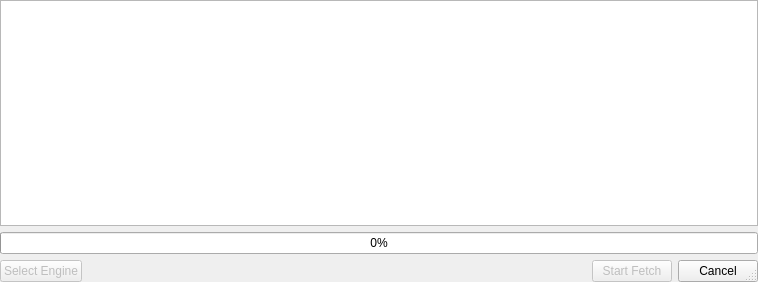
This is src/fetcherdialog.ui in KDE/nepomuk-webminer as Qt 5 draws it before an edit. The edited form follows.
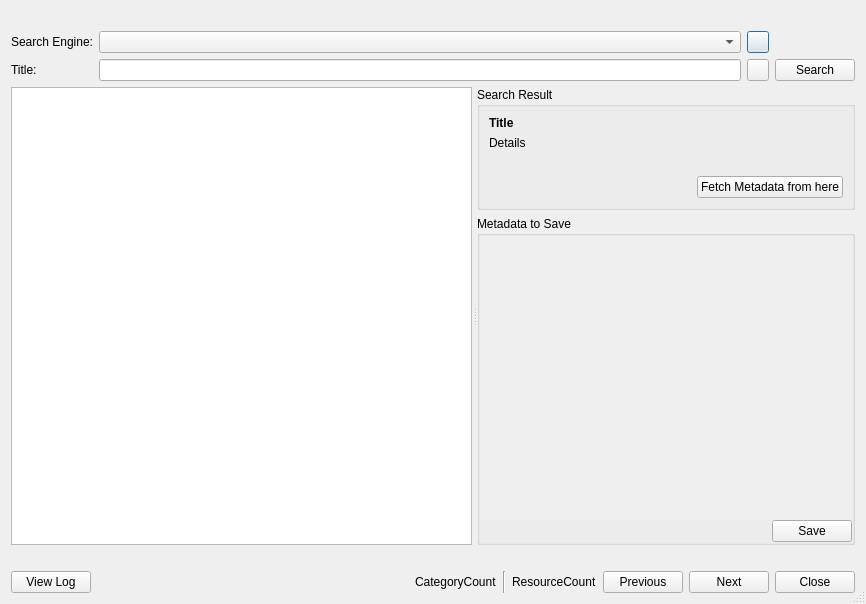
This is the edited form. Custom widgets are drawn as their Qt base class.

Patch:
```diff
--- a/src/fetcherdialog.ui
+++ b/src/fetcherdialog.ui
@@ -6,8 +6,8 @@
    <rect>
     <x>0</x>
     <y>0</y>
-    <width>758</width>
-    <height>282</height>
+    <width>866</width>
+    <height>604</height>
    </rect>
   </property>
   <property name="windowTitle">
@@ -16,39 +16,305 @@
   <property name="sizeGripEnabled">
    <bool>true</bool>
   </property>
-  <layout class="QVBoxLayout" name="verticalLayout">
-   <property name="margin">
-    <number>0</number>
-   </property>
+  <layout class="QVBoxLayout" name="verticalLayout_3">
    <item>
-    <widget class="KTextEdit" name="statusText">
-     <property name="lineWrapMode">
-      <enum>QTextEdit::NoWrap</enum>
+    <widget class="QLabel" name="labelDescription">
+     <property name="enabled">
+      <bool>true</bool>
      </property>
-     <property name="readOnly">
+     <property name="text">
+      <string notr="true"/>
+     </property>
+     <property name="wordWrap">
       <bool>true</bool>
      </property>
-     <property name="textInteractionFlags">
-      <set>Qt::TextSelectableByKeyboard|Qt::TextSelectableByMouse</set>
+    </widget>
+   </item>
+   <item>
+    <layout class="QGridLayout" name="gridLayout">
+     <item row="0" column="0">
+      <widget class="QLabel" name="labelSearchEngine">
+       <property name="text">
+        <string>Search Engine:</string>
+       </property>
+      </widget>
+     </item>
+     <item row="0" column="1">
+      <widget class="KComboBox" name="comboBoxSearchEngine"/>
+     </item>
+     <item row="0" column="2">
+      <widget class="QPushButton" name="buttonEngineSettings">
+       <property name="minimumSize">
+        <size>
+         <width>22</width>
+         <height>22</height>
+        </size>
+       </property>
+       <property name="maximumSize">
+        <size>
+         <width>22</width>
+         <height>22</height>
+        </size>
+       </property>
+       <property name="text">
+        <string notr="true"/>
+       </property>
+      </widget>
+     </item>
+     <item row="1" column="0">
+      <widget class="QLabel" name="labelTitle">
+       <property name="text">
+        <string>Title:</string>
+       </property>
+      </widget>
+     </item>
+     <item row="1" column="1">
+      <widget class="KLineEdit" name="lineEditTitle">
+       <property name="sizePolicy">
+        <sizepolicy hsizetype="MinimumExpanding" vsizetype="Fixed">
+         <horstretch>0</horstretch>
+         <verstretch>0</verstretch>
+        </sizepolicy>
+       </property>
+       <property name="minimumSize">
+        <size>
+         <width>300</width>
+         <height>0</height>
+        </size>
+       </property>
+      </widget>
+     </item>
+     <item row="1" column="2">
+      <widget class="QPushButton" name="buttonSearchDetails">
+       <property name="sizePolicy">
+        <sizepolicy hsizetype="Minimum" vsizetype="Fixed">
+         <horstretch>0</horstretch>
+         <verstretch>0</verstretch>
+        </sizepolicy>
+       </property>
+       <property name="minimumSize">
+        <size>
+         <width>22</width>
+         <height>22</height>
+        </size>
+       </property>
+       <property name="maximumSize">
+        <size>
+         <width>22</width>
+         <height>22</height>
+        </size>
+       </property>
+       <property name="text">
+        <string notr="true"/>
+       </property>
+       <property name="iconSize">
+        <size>
+         <width>22</width>
+         <height>22</height>
+        </size>
+       </property>
+      </widget>
+     </item>
+     <item row="1" column="3">
+      <widget class="QPushButton" name="buttonSearch">
+       <property name="text">
+        <string>Search</string>
+       </property>
+      </widget>
+     </item>
+    </layout>
+   </item>
+   <item>
+    <widget class="QSplitter" name="splitter">
+     <property name="sizePolicy">
+      <sizepolicy hsizetype="Expanding" vsizetype="MinimumExpanding">
+       <horstretch>0</horstretch>
+       <verstretch>0</verstretch>
+      </sizepolicy>
      </property>
+     <property name="orientation">
+      <enum>Qt::Horizontal</enum>
+     </property>
+     <property name="handleWidth">
+      <number>5</number>
+     </property>
+     <widget class="QListView" name="searchResults"/>
+     <widget class="QWidget" name="">
+      <layout class="QVBoxLayout" name="verticalLayout_2">
+       <item>
+        <widget class="QGroupBox" name="groupBox">
+         <property name="sizePolicy">
+          <sizepolicy hsizetype="Preferred" vsizetype="Preferred">
+           <horstretch>0</horstretch>
+           <verstretch>0</verstretch>
+          </sizepolicy>
+         </property>
+         <property name="title">
+          <string>Search Result</string>
+         </property>
+         <layout class="QVBoxLayout" name="verticalLayout">
+          <item>
+           <widget class="QLabel" name="detailsTitle">
+            <property name="font">
+             <font>
+              <weight>75</weight>
+              <bold>true</bold>
+             </font>
+            </property>
+            <property name="text">
+             <string notr="true">Title</string>
+            </property>
+            <property name="wordWrap">
+             <bool>true</bool>
+            </property>
+           </widget>
+          </item>
+          <item>
+           <widget class="QLabel" name="detailsText">
+            <property name="text">
+             <string notr="true">Details</string>
+            </property>
+            <property name="wordWrap">
+             <bool>true</bool>
+            </property>
+           </widget>
+          </item>
+          <item>
+           <widget class="KUrlLabel" name="detailsUrl">
+            <property name="wordWrap">
+             <bool>true</bool>
+            </property>
+           </widget>
+          </item>
+          <item>
+           <layout class="QHBoxLayout" name="horizontalLayout_2">
+            <item>
+             <spacer name="horizontalSpacer_3">
+              <property name="orientation">
+               <enum>Qt::Horizontal</enum>
+              </property>
+              <property name="sizeHint" stdset="0">
+               <size>
+                <width>40</width>
+                <height>20</height>
+               </size>
+              </property>
+             </spacer>
+            </item>
+            <item>
+             <widget class="QPushButton" name="buttonFetchMore">
+              <property name="text">
+               <string>Fetch Metadata from here</string>
+              </property>
+             </widget>
+            </item>
+           </layout>
+          </item>
+         </layout>
+        </widget>
+       </item>
+       <item>
+        <widget class="QGroupBox" name="groupBoxMetaData">
+         <property name="sizePolicy">
+          <sizepolicy hsizetype="Preferred" vsizetype="MinimumExpanding">
+           <horstretch>0</horstretch>
+           <verstretch>0</verstretch>
+          </sizepolicy>
+         </property>
+         <property name="title">
+          <string>Metadata to Save</string>
+         </property>
+         <layout class="QVBoxLayout" name="verticalLayout_4">
+          <property name="spacing">
+           <number>0</number>
+          </property>
+          <property name="margin">
+           <number>0</number>
+          </property>
+          <item>
+           <widget class="QScrollArea" name="scrollAreaMetaData">
+            <property name="frameShape">
+             <enum>QFrame::NoFrame</enum>
+            </property>
+            <property name="frameShadow">
+             <enum>QFrame::Plain</enum>
+            </property>
+            <property name="lineWidth">
+             <number>0</number>
+            </property>
+            <property name="horizontalScrollBarPolicy">
+             <enum>Qt::ScrollBarAlwaysOff</enum>
+            </property>
+            <property name="widgetResizable">
+             <bool>true</bool>
+            </property>
+            <widget class="QWidget" name="scrollAreaWidgetContents">
+             <property name="geometry">
+              <rect>
+               <x>0</x>
+               <y>0</y>
+               <width>427</width>
+               <height>265</height>
+              </rect>
+             </property>
+             <layout class="QVBoxLayout" name="verticalLayout_5">
+              <property name="spacing">
+               <number>0</number>
+              </property>
+              <property name="margin">
+               <number>0</number>
+              </property>
+              <item>
+               <widget class="QWidget" name="metaDataList" native="true"/>
+              </item>
+             </layout>
+            </widget>
+           </widget>
+          </item>
+          <item>
+           <layout class="QHBoxLayout" name="horizontalLayout_4">
+            <item>
+             <spacer name="horizontalSpacer_4">
+              <property name="orientation">
+               <enum>Qt::Horizontal</enum>
+              </property>
+              <property name="sizeHint" stdset="0">
+               <size>
+                <width>40</width>
+                <height>20</height>
+               </size>
+              </property>
+             </spacer>
+            </item>
+            <item>
+             <widget class="QPushButton" name="buttonSave">
+              <property name="text">
+               <string>Save</string>
+              </property>
+             </widget>
+            </item>
+           </layout>
+          </item>
+         </layout>
+        </widget>
+       </item>
+      </layout>
+     </widget>
     </widget>
    </item>
    <item>
-    <widget class="QProgressBar" name="progressBar">
-     <property name="value">
-      <number>0</number>
+    <widget class="QLabel" name="labelSearchResults">
+     <property name="text">
+      <string notr="true"/>
      </property>
     </widget>
    </item>
    <item>
     <layout class="QHBoxLayout" name="horizontalLayout">
      <item>
-      <widget class="KPushButton" name="buttonSelect">
-       <property name="enabled">
-        <bool>false</bool>
-       </property>
+      <widget class="QPushButton" name="buttonLog">
        <property name="text">
-        <string>Select Engine</string>
+        <string>View Log</string>
        </property>
       </widget>
      </item>
@@ -66,12 +332,37 @@
       </spacer>
      </item>
      <item>
-      <widget class="KPushButton" name="buttonStart">
-       <property name="enabled">
-        <bool>false</bool>
+      <widget class="QLabel" name="labelCategoryCount">
+       <property name="text">
+        <string notr="true">CategoryCount</string>
        </property>
+      </widget>
+     </item>
+     <item>
+      <widget class="Line" name="line">
+       <property name="orientation">
+        <enum>Qt::Vertical</enum>
+       </property>
+      </widget>
+     </item>
+     <item>
+      <widget class="QLabel" name="labelResourceCount">
        <property name="text">
-        <string>Start Fetch</string>
+        <string>ResourceCount</string>
+       </property>
+      </widget>
+     </item>
+     <item>
+      <widget class="QPushButton" name="buttonPrevious">
+       <property name="text">
+        <string>Previous</string>
+       </property>
+      </widget>
+     </item>
+     <item>
+      <widget class="QPushButton" name="buttonNext">
+       <property name="text">
+        <string>Next</string>
        </property>
       </widget>
      </item>
@@ -81,7 +372,7 @@
         <bool>true</bool>
        </property>
        <property name="text">
-        <string>Cancel</string>
+        <string>Close</string>
        </property>
       </widget>
      </item>
@@ -90,16 +381,26 @@
   </layout>
  </widget>
  <customwidgets>
+  <customwidget>
+   <class>KComboBox</class>
+   <extends>QComboBox</extends>
+   <header>kcombobox.h</header>
+  </customwidget>
+  <customwidget>
+   <class>KLineEdit</class>
+   <extends>QLineEdit</extends>
+   <header>klineedit.h</header>
+  </customwidget>
+  <customwidget>
+   <class>KUrlLabel</class>
+   <extends>QLabel</extends>
+   <header>kurllabel.h</header>
+  </customwidget>
   <customwidget>
    <class>KPushButton</class>
    <extends>QPushButton</extends>
    <header>kpushbutton.h</header>
   </customwidget>
-  <customwidget>
-   <class>KTextEdit</class>
-   <extends>QTextEdit</extends>
-   <header>ktextedit.h</header>
-  </customwidget>
  </customwidgets>
  <resources/>
  <connections/>
```
